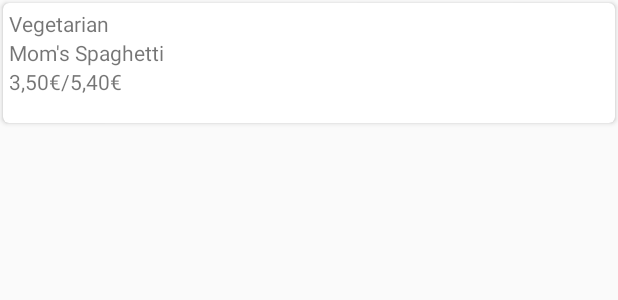
After one commit to SoundSonic1/SimpleMensa, an Android app: the layout meal_item.xml on its own in the app's theme, with its tools: preview values and no code run, on a phone screen of 412 x 824 dp. The commit adds this screen. Shown: the top 300 px of the screen. Run offline under Robolectric (Android 15) with nearby library versions, the phone set to English and light mode, and no system bars.

Commit message:
Add meal recycler view

```diff
--- a/app/src/main/res/layout/canteen_item.xml
+++ b/app/src/main/res/layout/canteen_item.xml
@@ -14,8 +14,8 @@
         android:layout_width="match_parent"
         android:layout_height="80dp"
         android:layout_margin="2dp"
-        app:cardCornerRadius="4dp"
-        app:cardElevation="2dp">
+        style="@style/CardViewStyle"
+        >
 
         <androidx.constraintlayout.widget.ConstraintLayout
             android:layout_width="match_parent"
--- /dev/null
+++ b/app/src/main/res/layout/meal_item.xml
@@ -0,0 +1,60 @@
+<?xml version="1.0" encoding="utf-8"?>
+<layout xmlns:tools="http://schemas.android.com/tools"
+    xmlns:android="http://schemas.android.com/apk/res/android"
+    xmlns:app="http://schemas.android.com/apk/res-auto">
+    <data>
+        <variable
+            name="meal"
+            type="com.soundsonic.simplemensa.data.model.Meal" />
+    </data>
+
+    <androidx.cardview.widget.CardView
+        android:layout_width="match_parent"
+        android:layout_height="80dp"
+        android:layout_margin="2dp"
+        style="@style/CardViewStyle"
+        >
+        <androidx.constraintlayout.widget.ConstraintLayout
+            android:layout_width="match_parent"
+            android:layout_height="match_parent"
+            android:padding="4dp">
+            <androidx.appcompat.widget.AppCompatTextView
+                android:layout_width="match_parent"
+                android:layout_height="wrap_content"
+                android:id="@+id/meal_category_text_view"
+                android:text="@{meal.category}"
+                android:maxLines="1"
+                android:ellipsize="end"
+                app:layout_constraintTop_toTopOf="parent"
+                app:layout_constraintStart_toStartOf="parent"
+                tools:text="@string/meal_category">
+
+            </androidx.appcompat.widget.AppCompatTextView>
+            <androidx.appcompat.widget.AppCompatTextView
+                android:layout_width="match_parent"
+                android:layout_height="wrap_content"
+                android:id="@+id/meal_name_text_view"
+                android:text="@{meal.name}"
+                android:maxLines="1"
+                android:ellipsize="end"
+                app:layout_constraintTop_toBottomOf="@id/meal_category_text_view"
+                tools:text="@string/meal_name"
+                >
+
+            </androidx.appcompat.widget.AppCompatTextView>
+
+            <androidx.appcompat.widget.AppCompatTextView
+                android:layout_width="100dp"
+                android:layout_height="wrap_content"
+                android:id="@+id/meal_prices_text_view"
+                app:layout_constraintTop_toBottomOf="@id/meal_name_text_view"
+                app:layout_constraintStart_toStartOf="parent"
+                app:prices="@{meal.prices}"
+                tools:text="@string/meal_prices"
+                >
+
+            </androidx.appcompat.widget.AppCompatTextView>
+
+        </androidx.constraintlayout.widget.ConstraintLayout>
+    </androidx.cardview.widget.CardView>
+</layout>
--- a/app/src/main/res/values/strings.xml
+++ b/app/src/main/res/values/strings.xml
@@ -13,4 +13,10 @@
 
     <string name="canteen_name">Alte Mensa</string>
     <string name="canteen_address">Mommsenstr. 13, 01069 Dresden</string>
+
+    <string name="meal_name">Mom\'s Spaghetti</string>
+    <string name="meal_category">Vegetarian</string>
+    <string name="meal_prices">3,50€/5,40€</string>
+
+    <string name="no_meals">There are no meals today.</string>
 </resources>
--- a/app/src/main/res/values/styles.xml
+++ b/app/src/main/res/values/styles.xml
@@ -16,4 +16,8 @@
 
     <style name="AppTheme.PopupOverlay" parent="ThemeOverlay.AppCompat.Light" />
 
+    <style name="CardViewStyle" parent="CardView">
+        <item name="cardCornerRadius">4dp</item>
+        <item name="elevation">2dp</item>
+    </style>
 </resources>
```
Also changed, not shown: app/src/main/java/com/soundsonic/simplemensa/ui/meals/MealsFragment.kt (+32 -1 lines), app/src/main/java/com/soundsonic/simplemensa/ui/meals/adapter/BindingAdapter.kt (added, +29 -0 lines), app/src/main/java/com/soundsonic/simplemensa/ui/meals/adapter/MealListAdapter.kt (added, +45 -0 lines), app/src/main/java/com/soundsonic/simplemensa/ui/meals/viewholder/MealViewHolder.kt (added, +14 -0 lines), app/src/main/java/com/soundsonic/simplemensa/util/CurrencyUtil.kt (added, +11 -0 lines), app/src/main/res/layout/fragment_meals.xml (+41 -3 lines).
